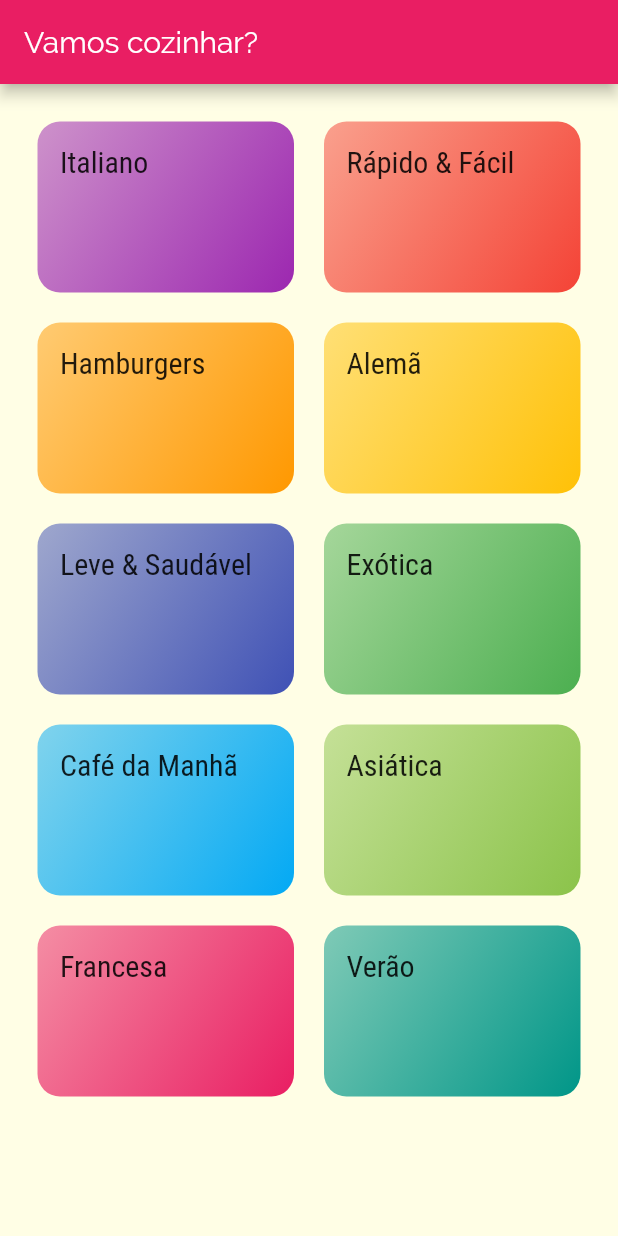
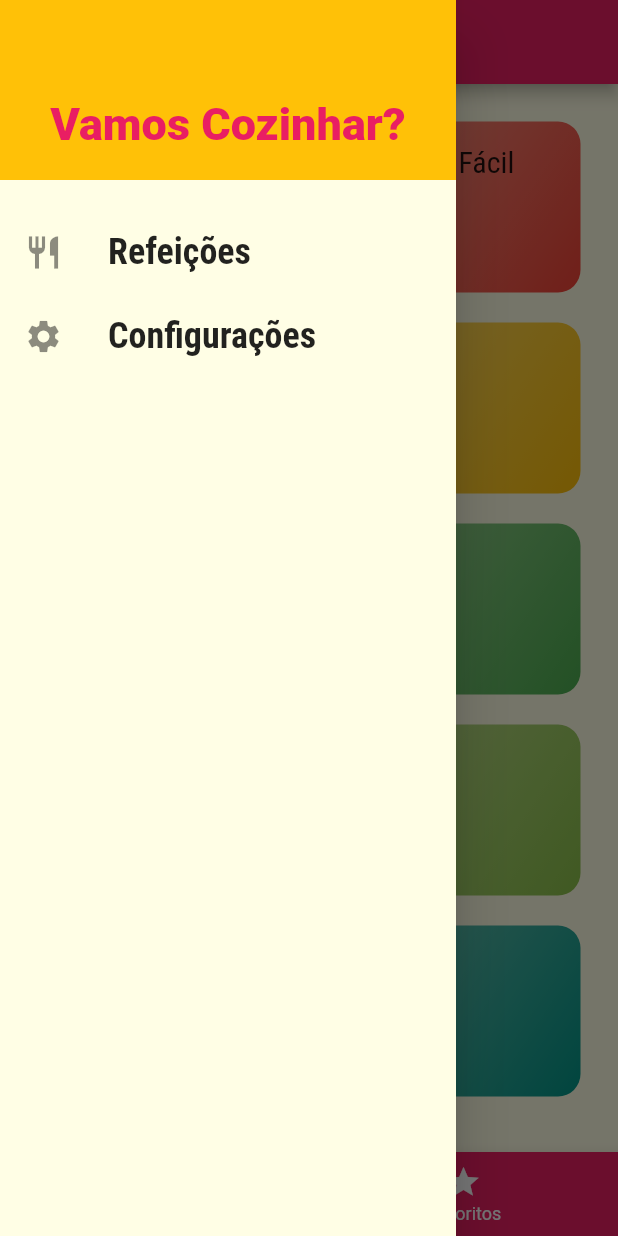
Before and after one commit to dudulacerdadl/Curso-Flutter, a Flutter app: the screen it shows after launch, with the side drawer open (before the commit the screen has no drawer), on a phone screen of 412 x 824 dp. Run offline on Flutter 3.47's test engine with Material 2 defaults, Android fonts, the phone set to English and light mode, and no system bars.

Commit message:
Conclusão da aplicação Receitas

```diff
--- /dev/null
+++ b/Flutter/Receitas/lib/components/main_drawer.dart
@@ -0,0 +1,59 @@
+import 'package:flutter/material.dart';
+import '../utils/app_routes.dart';
+
+class MainDrawer extends StatelessWidget {
+  Widget _createItem(IconData icon, String label, Function onTap) {
+    return ListTile(
+      leading: Icon(
+        icon,
+        size: 26,
+      ),
+      title: Text(
+        label,
+        style: TextStyle(
+          fontFamily: 'RobotoCondensed',
+          fontSize: 24,
+          fontWeight: FontWeight.bold,
+        ),
+      ),
+      onTap: onTap,
+    );
+  }
+
+  @override
+  Widget build(BuildContext context) {
+    return Drawer(
+      child: Column(
+        children: <Widget>[
+          Container(
+            height: 120,
+            width: double.infinity,
+            padding: EdgeInsets.all(20),
+            color: Theme.of(context).accentColor,
+            alignment: Alignment.bottomCenter,
+            child: Text(
+              'Vamos Cozinhar?',
+              style: TextStyle(
+                fontWeight: FontWeight.w900,
+                fontSize: 30,
+                color: Theme.of(context).primaryColor,
+              ),
+            ),
+          ),
+          SizedBox(height: 20),
+          _createItem(
+            Icons.restaurant,
+            'Refeições',
+            () => Navigator.of(context).pushReplacementNamed(AppRoutes.HOME),
+          ),
+          _createItem(
+            Icons.settings,
+            'Configurações',
+            () =>
+                Navigator.of(context).pushReplacementNamed(AppRoutes.SETTINGS),
+          ),
+        ],
+      ),
+    );
+  }
+}
--- a/Flutter/Receitas/lib/main.dart
+++ b/Flutter/Receitas/lib/main.dart
@@ -3,10 +3,54 @@ import 'screens/categories_screen.dart';
 import 'screens/categories_meals_screen.dart';
 import 'screens/meal_detail_screen.dart';
 import 'utils/app_routes.dart';
+import 'screens/tabs_screen.dart';
+import 'screens/settings_screen.dart';
+import 'models/meal.dart';
+import 'models/settings.dart';
+import 'data/dummy_data.dart';
 
 void main() => runApp(MyApp());
 
-class MyApp extends StatelessWidget {
+class MyApp extends StatefulWidget {
+  @override
+  _MyAppState createState() => _MyAppState();
+}
+
+class _MyAppState extends State<MyApp> {
+  Settings settings = Settings();
+
+  List<Meal> _availableMeals = DUMMY_MEALS;
+  List<Meal> _favoriteMeals = [];
+
+  void _filterMeals(Settings settings) {
+    setState(() {
+      this.settings = settings;
+      _availableMeals = DUMMY_MEALS.where((meal) {
+        final filterGluen = settings.isGlutenFree && !meal.isGlutenFree;
+        final filterLactose = settings.isLactoseFree && !meal.isLactoseFree;
+        final filterVegetarian = settings.isVegetarian && !meal.isVegetarian;
+        final filterVegan = settings.isVegan && !meal.isVegan;
+
+        return !filterGluen &&
+            !filterLactose &&
+            !filterVegetarian &&
+            !filterVegan;
+      }).toList();
+    });
+  }
+
+  void _toggleFavorite(Meal meal) {
+    setState(() {
+      _favoriteMeals.contains(meal)
+          ? _favoriteMeals.remove(meal)
+          : _favoriteMeals.add(meal);
+    });
+  }
+
+  bool _isFavorite(Meal meal) {
+    return _favoriteMeals.contains(meal);
+  }
+
   @override
   Widget build(BuildContext context) {
     return MaterialApp(
@@ -29,9 +73,12 @@ class MyApp extends StatelessWidget {
             ),
       ),
       routes: {
-        AppRoutes.HOME: (ctx) => CategoriesScreen(),
-        AppRoutes.CATEGORIES_MEALS: (ctx) => CategoriesMealsScreen(),
-        AppRoutes.MEALS_DETAIL: (ctx) => MealDetailScreen(),
+        AppRoutes.HOME: (ctx) => TabsScreen(_favoriteMeals),
+        AppRoutes.CATEGORIES_MEALS: (ctx) =>
+            CategoriesMealsScreen(_availableMeals),
+        AppRoutes.MEALS_DETAIL: (ctx) =>
+            MealDetailScreen(_toggleFavorite, _isFavorite),
+        AppRoutes.SETTINGS: (ctx) => SettingsScreen(settings, _filterMeals),
       },
       // Método usaod para caso não encontre alguma rota, volte para a página inicial
       onUnknownRoute: (settings) {
--- /dev/null
+++ b/Flutter/Receitas/lib/models/settings.dart
@@ -0,0 +1,13 @@
+class Settings {
+  bool isGlutenFree;
+  bool isLactoseFree;
+  bool isVegan;
+  bool isVegetarian;
+
+  Settings({
+    this.isGlutenFree = false,
+    this.isLactoseFree = false,
+    this.isVegan = false,
+    this.isVegetarian = false,
+  });
+}
--- a/Flutter/Receitas/lib/screens/categories_screen.dart
+++ b/Flutter/Receitas/lib/screens/categories_screen.dart
@@ -5,11 +5,7 @@ import '../data/dummy_data.dart';
 class CategoriesScreen extends StatelessWidget {
   @override
   Widget build(BuildContext context) {
-    return Scaffold(
-      appBar: AppBar(
-        title: Text('Vamos cozinhar?'),
-      ),
-      body: GridView(
+    return GridView(
       padding: const EdgeInsets.all(25),
       gridDelegate: SliverGridDelegateWithMaxCrossAxisExtent(
         maxCrossAxisExtent: 200,
@@ -20,7 +16,6 @@ class CategoriesScreen extends StatelessWidget {
       children: DUMMY_CATEGORIES.map((cat) {
         return CategoryItem(cat);
       }).toList(),
-      ),
     );
   }
 }
--- /dev/null
+++ b/Flutter/Receitas/lib/screens/tabs_screen.dart
@@ -0,0 +1,67 @@
+import 'package:flutter/material.dart';
+import 'categories_screen.dart';
+import 'favorite_screen.dart';
+import '../components/main_drawer.dart';
+import '../models/meal.dart';
+
+class TabsScreen extends StatefulWidget {
+  final List<Meal> favoriteMeals;
+
+  const TabsScreen(this.favoriteMeals);
+
+  @override
+  _TabsScreenState createState() => _TabsScreenState();
+}
+
+class _TabsScreenState extends State<TabsScreen> {
+  int _selectedScreenIndex = 0;
+  List<Map<String, Object>> _screens;
+
+  @override
+  void initState() {
+    super.initState();
+    _screens = [
+      {'title': 'Lista de Categorias', 'screen': CategoriesScreen()},
+      {
+        'title': 'Meus Favoritos',
+        'screen': FavoriteScreen(widget.favoriteMeals)
+      },
+    ];
+  }
+
+  _selectScreen(int index) {
+    setState(() {
+      _selectedScreenIndex = index;
+    });
+  }
+
+  @override
+  Widget build(BuildContext context) {
+    return Scaffold(
+      appBar: AppBar(
+        title: Text(
+          _screens[_selectedScreenIndex]['title'],
+        ),
+      ),
+      drawer: MainDrawer(),
+      body: _screens[_selectedScreenIndex]['screen'],
+      bottomNavigationBar: BottomNavigationBar(
+        onTap: _selectScreen,
+        backgroundColor: Theme.of(context).primaryColor,
+        unselectedItemColor: Colors.white,
+        selectedItemColor: Theme.of(context).accentColor,
+        currentIndex: _selectedScreenIndex,
+        items: [
+          BottomNavigationBarItem(
+            icon: Icon(Icons.category),
+            title: Text('Categorias'),
+          ),
+          BottomNavigationBarItem(
+            icon: Icon(Icons.star),
+            title: Text('Faboritos'),
+          ),
+        ],
+      ),
+    );
+  }
+}
--- a/Flutter/Receitas/lib/utils/app_routes.dart
+++ b/Flutter/Receitas/lib/utils/app_routes.dart
@@ -2,4 +2,5 @@ class AppRoutes {
   static const HOME = '/';
   static const CATEGORIES_MEALS = '/categories-meals';
   static const MEALS_DETAIL = '/meals-detail';
+  static const SETTINGS = '/settings';
 }
```
Also changed, not shown: Flutter/Receitas/lib/components/meal_item.dart (+10 -2 lines), Flutter/Receitas/lib/screens/categories_meals_screen.dart (+6 -2 lines), Flutter/Receitas/lib/screens/favorite_screen.dart (added, +25 -0 lines), Flutter/Receitas/lib/screens/meal_detail_screen.dart (+86 -2 lines), Flutter/Receitas/lib/screens/settings_screen.dart (added, +90 -0 lines). Lines whose indentation alone changed are shown as unchanged.
